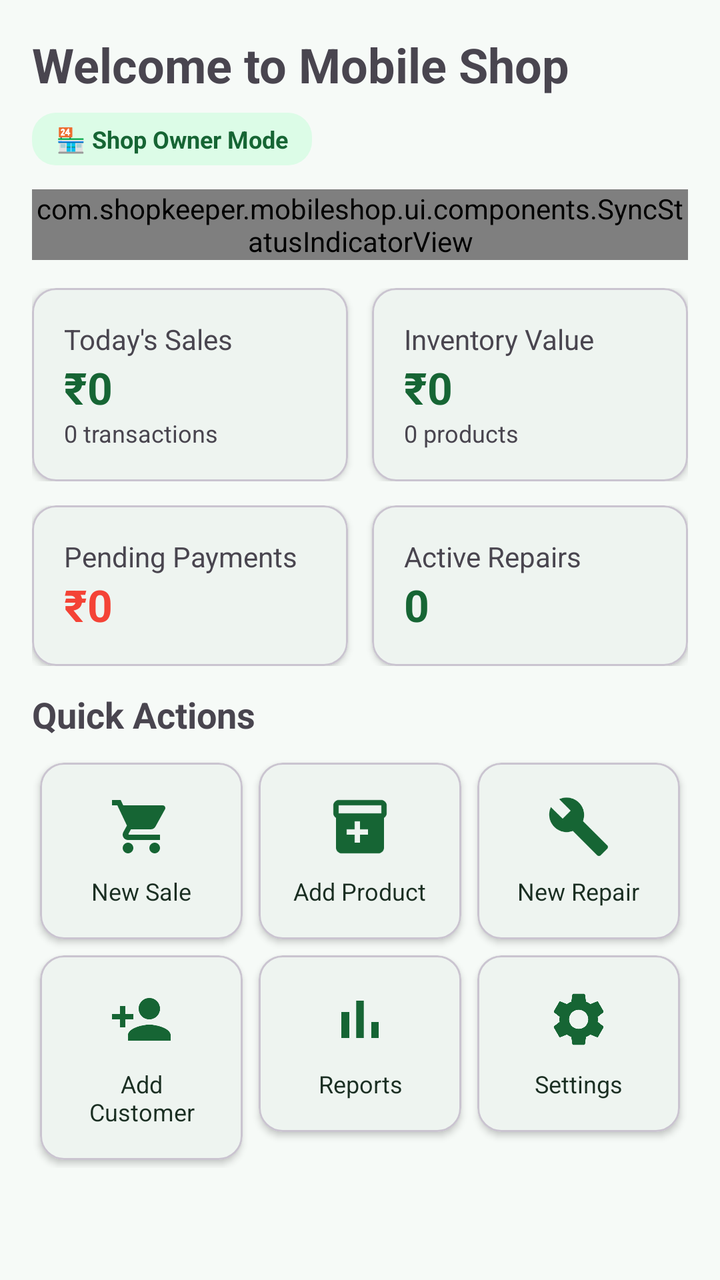
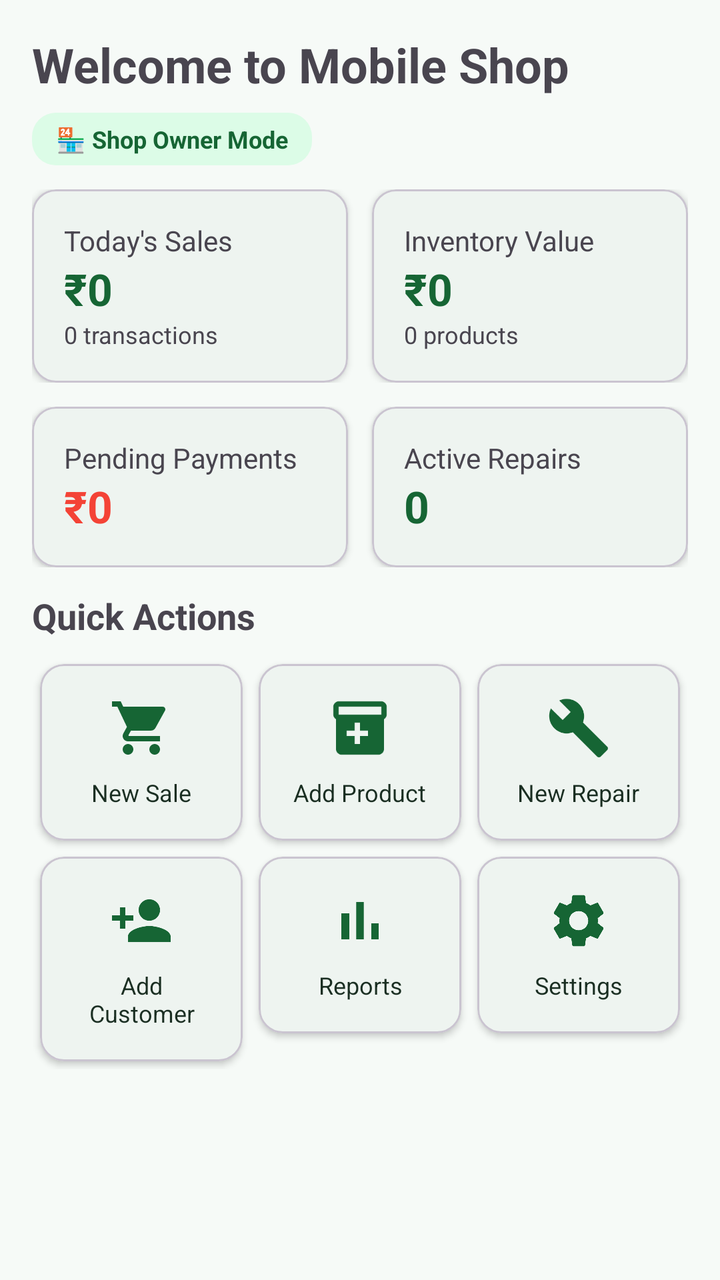

Screens rendered from an Android XML layout before and after an edit, with the pre-edit source and the edit as a unified diff.
<!-- AndroidManifest.xml: application theme Theme.MobileShopkeeper -->
<!-- res/layout/fragment_dashboard.xml -->
<?xml version="1.0" encoding="utf-8"?>
<ScrollView
    xmlns:android="http://schemas.android.com/apk/res/android"
    xmlns:app="http://schemas.android.com/apk/res-auto"
    android:layout_width="match_parent"
    android:layout_height="match_parent"
    android:fillViewport="true">

    <LinearLayout
        android:layout_width="match_parent"
        android:layout_height="wrap_content"
        android:orientation="vertical"
        android:padding="16dp">

        <TextView
            android:id="@+id/tvShopName"
            android:layout_width="wrap_content"
            android:layout_height="wrap_content"
            android:text="Welcome to Mobile Shop"
            android:textSize="24sp"
            android:textStyle="bold"
            android:layout_marginBottom="8dp"/>

        <TextView
            android:id="@+id/tvModeBadge"
            android:layout_width="wrap_content"
            android:layout_height="wrap_content"
            android:textSize="12sp"
            android:textStyle="bold"
            android:background="@drawable/bg_badge_green"
            android:textColor="@color/green_800"
            android:paddingHorizontal="12dp"
            android:paddingVertical="5dp"
            android:layout_marginBottom="12dp"
            android:text="🏪 Shop Owner Mode"/>

        
        <com.shopkeeper.mobileshop.ui.components.SyncStatusIndicatorView
            android:id="@+id/syncStatusIndicator"
            android:layout_width="match_parent"
            android:layout_height="wrap_content"
            android:layout_marginBottom="14dp"/>

        <LinearLayout
            android:layout_width="match_parent"
            android:layout_height="wrap_content"
            android:orientation="horizontal"
            android:layout_marginBottom="12dp">

            <com.google.android.material.card.MaterialCardView
                android:layout_width="0dp"
                android:layout_height="wrap_content"
                android:layout_weight="1"
                android:layout_marginEnd="6dp"
                app:cardCornerRadius="12dp"
                app:cardElevation="2dp">

                <LinearLayout
                    android:layout_width="match_parent"
                    android:layout_height="wrap_content"
                    android:orientation="vertical"
                    android:padding="16dp">

                    <TextView
                        android:layout_width="wrap_content"
                        android:layout_height="wrap_content"
                        android:text="Today's Sales"
                        android:textSize="14sp"
                        android:textColor="?android:textColorSecondary"/>

                    <TextView
                        android:id="@+id/tvTodaySales"
                        android:layout_width="wrap_content"
                        android:layout_height="wrap_content"
                        android:text="₹0"
                        android:textSize="22sp"
                        android:textStyle="bold"
                        android:textColor="@color/primary"/>

                    <TextView
                        android:id="@+id/tvSalesCount"
                        android:layout_width="wrap_content"
                        android:layout_height="wrap_content"
                        android:text="0 transactions"
                        android:textSize="12sp"
                        android:textColor="?android:textColorSecondary"/>
                </LinearLayout>
            </com.google.android.material.card.MaterialCardView>

            <com.google.android.material.card.MaterialCardView
                android:layout_width="0dp"
                android:layout_height="wrap_content"
                android:layout_weight="1"
                android:layout_marginStart="6dp"
                app:cardCornerRadius="12dp"
                app:cardElevation="2dp">

                <LinearLayout
                    android:layout_width="match_parent"
                    android:layout_height="wrap_content"
                    android:orientation="vertical"
                    android:padding="16dp">

                    <TextView
                        android:layout_width="wrap_content"
                        android:layout_height="wrap_content"
                        android:text="Inventory Value"
                        android:textSize="14sp"
                        android:textColor="?android:textColorSecondary"/>

                    <TextView
                        android:id="@+id/tvInventoryValue"
                        android:layout_width="wrap_content"
                        android:layout_height="wrap_content"
                        android:text="₹0"
                        android:textSize="22sp"
                        android:textStyle="bold"
                        android:textColor="@color/primary"/>

                    <TextView
                        android:id="@+id/tvProductCount"
                        android:layout_width="wrap_content"
                        android:layout_height="wrap_content"
                        android:text="0 products"
                        android:textSize="12sp"
                        android:textColor="?android:textColorSecondary"/>
                </LinearLayout>
            </com.google.android.material.card.MaterialCardView>
        </LinearLayout>

        <LinearLayout
            android:layout_width="match_parent"
            android:layout_height="wrap_content"
            android:orientation="horizontal"
            android:layout_marginBottom="12dp">

            <com.google.android.material.card.MaterialCardView
                android:layout_width="0dp"
                android:layout_height="wrap_content"
                android:layout_weight="1"
                android:layout_marginEnd="6dp"
                app:cardCornerRadius="12dp"
                app:cardElevation="2dp">

                <LinearLayout
                    android:layout_width="match_parent"
                    android:layout_height="wrap_content"
                    android:orientation="vertical"
                    android:padding="16dp">

                    <TextView
                        android:layout_width="wrap_content"
                        android:layout_height="wrap_content"
                        android:text="Pending Payments"
                        android:textSize="14sp"
                        android:textColor="?android:textColorSecondary"/>

                    <TextView
                        android:id="@+id/tvPendingPayments"
                        android:layout_width="wrap_content"
                        android:layout_height="wrap_content"
                        android:text="₹0"
                        android:textSize="22sp"
                        android:textStyle="bold"
                        android:textColor="#F44336"/>
                </LinearLayout>
            </com.google.android.material.card.MaterialCardView>

            <com.google.android.material.card.MaterialCardView
                android:layout_width="0dp"
                android:layout_height="wrap_content"
                android:layout_weight="1"
                android:layout_marginStart="6dp"
                app:cardCornerRadius="12dp"
                app:cardElevation="2dp">

                <LinearLayout
                    android:layout_width="match_parent"
                    android:layout_height="wrap_content"
                    android:orientation="vertical"
                    android:padding="16dp">

                    <TextView
                        android:layout_width="wrap_content"
                        android:layout_height="wrap_content"
                        android:text="Active Repairs"
                        android:textSize="14sp"
                        android:textColor="?android:textColorSecondary"/>

                    <TextView
                        android:id="@+id/tvActiveRepairs"
                        android:layout_width="wrap_content"
                        android:layout_height="wrap_content"
                        android:text="0"
                        android:textSize="22sp"
                        android:textStyle="bold"
                        android:textColor="@color/primary"/>
                </LinearLayout>
            </com.google.android.material.card.MaterialCardView>
        </LinearLayout>

        <com.google.android.material.card.MaterialCardView
            android:id="@+id/cardLowStock"
            android:layout_width="match_parent"
            android:layout_height="wrap_content"
            android:layout_marginBottom="12dp"
            app:cardCornerRadius="12dp"
            app:cardElevation="2dp"
            android:visibility="gone">

            <LinearLayout
                android:layout_width="match_parent"
                android:layout_height="wrap_content"
                android:orientation="horizontal"
                android:padding="16dp"
                android:gravity="center_vertical">

                <ImageView
                    android:layout_width="24dp"
                    android:layout_height="24dp"
                    android:src="@drawable/ic_warning"
                    android:layout_marginEnd="12dp"
                    app:tint="#FF9800"/>

                <TextView
                    android:id="@+id/tvLowStockCount"
                    android:layout_width="0dp"
                    android:layout_height="wrap_content"
                    android:layout_weight="1"
                    android:text="5 products are low on stock"
                    android:textSize="14sp"/>

                <TextView
                    android:id="@+id/btnViewLowStock"
                    android:layout_width="wrap_content"
                    android:layout_height="wrap_content"
                    android:text="View"
                    android:textColor="@color/primary"
                    android:textStyle="bold"/>
            </LinearLayout>
        </com.google.android.material.card.MaterialCardView>

        <TextView
            android:layout_width="wrap_content"
            android:layout_height="wrap_content"
            android:text="Quick Actions"
            android:textSize="18sp"
            android:textStyle="bold"
            android:layout_marginBottom="8dp"/>

        <GridLayout
            android:layout_width="match_parent"
            android:layout_height="wrap_content"
            android:columnCount="3"
            android:rowCount="2"
            android:useDefaultMargins="true">

            <com.google.android.material.card.MaterialCardView
                android:id="@+id/cardNewSale" style="@style/QuickActionCard">
                <LinearLayout style="@style/QuickActionContent">
                    <ImageView style="@style/QuickActionIcon" android:src="@drawable/ic_add_sale"/>
                    <TextView style="@style/QuickActionText" android:text="New Sale"/>
                </LinearLayout>
            </com.google.android.material.card.MaterialCardView>

            <com.google.android.material.card.MaterialCardView
                android:id="@+id/cardAddProduct" style="@style/QuickActionCard">
                <LinearLayout style="@style/QuickActionContent">
                    <ImageView style="@style/QuickActionIcon" android:src="@drawable/ic_add_product"/>
                    <TextView style="@style/QuickActionText" android:text="Add Product"/>
                </LinearLayout>
            </com.google.android.material.card.MaterialCardView>

            <com.google.android.material.card.MaterialCardView
                android:id="@+id/cardNewRepair" style="@style/QuickActionCard">
                <LinearLayout style="@style/QuickActionContent">
                    <ImageView style="@style/QuickActionIcon" android:src="@drawable/ic_repair"/>
                    <TextView style="@style/QuickActionText" android:text="New Repair"/>
                </LinearLayout>
            </com.google.android.material.card.MaterialCardView>

            <com.google.android.material.card.MaterialCardView
                android:id="@+id/cardAddCustomer" style="@style/QuickActionCard">
                <LinearLayout style="@style/QuickActionContent">
                    <ImageView style="@style/QuickActionIcon" android:src="@drawable/ic_add_customer"/>
                    <TextView style="@style/QuickActionText" android:text="Add Customer"/>
                </LinearLayout>
            </com.google.android.material.card.MaterialCardView>

            <com.google.android.material.card.MaterialCardView
                android:id="@+id/cardReports" style="@style/QuickActionCard">
                <LinearLayout style="@style/QuickActionContent">
                    <ImageView style="@style/QuickActionIcon" android:src="@drawable/ic_reports"/>
                    <TextView style="@style/QuickActionText" android:text="Reports"/>
                </LinearLayout>
            </com.google.android.material.card.MaterialCardView>

            <com.google.android.material.card.MaterialCardView
                android:id="@+id/cardSettings" style="@style/QuickActionCard">
                <LinearLayout style="@style/QuickActionContent">
                    <ImageView style="@style/QuickActionIcon" android:src="@drawable/ic_settings"/>
                    <TextView style="@style/QuickActionText" android:text="Settings"/>
                </LinearLayout>
            </com.google.android.material.card.MaterialCardView>
        </GridLayout>
    </LinearLayout>
</ScrollView>
<!-- resources referenced by this layout -->
<resources>
  <color name="green_800">#166534</color>
  <color name="primary">#166534</color>
  <!-- drawable bg_badge_green (drawable) -->
  <?xml version="1.0" encoding="utf-8"?>
  <shape xmlns:android="http://schemas.android.com/apk/res/android" android:shape="rectangle">
      <solid android:color="#DCFCE7"/><corners android:radius="12dp"/>
  </shape>
  <!-- drawable ic_add_customer (drawable) -->
  <vector xmlns:android="http://schemas.android.com/apk/res/android" android:width="24dp" android:height="24dp" android:viewportWidth="24" android:viewportHeight="24"><path android:fillColor="#166534" android:pathData="M15,12c2.21,0 4,-1.79 4,-4s-1.79,-4 -4,-4 -4,1.79 -4,4 1.79,4 4,4zM6,10V7H4v3H1v2h3v3h2v-3h3v-2H6zM15,14c-2.67,0 -8,1.34 -8,4v2h16v-2c0,-2.66 -5.33,-4 -8,-4z"/></vector>
  <!-- drawable ic_reports (drawable) -->
  <vector xmlns:android="http://schemas.android.com/apk/res/android" android:width="24dp" android:height="24dp" android:viewportWidth="24" android:viewportHeight="24"><path android:fillColor="#FFFFFF" android:pathData="M5,9.2h3L8,19L5,19L5,9.2zM10.6,5h2.8v14h-2.8L10.6,5zM16.2,13L19,13v6h-2.8v-6z"/></vector>
  <!-- drawable ic_warning (drawable) -->
  <vector xmlns:android="http://schemas.android.com/apk/res/android" android:width="24dp" android:height="24dp" android:viewportWidth="24" android:viewportHeight="24"><path android:fillColor="#FF9800" android:pathData="M1,21h22L12,2 1,21zM13,18h-2v-2h2v2zM13,14h-2v-4h2v4z"/></vector>
  <style name="QuickActionContent">
          <item name="android:layout_width">match_parent</item>
          <item name="android:layout_height">wrap_content</item>
          <item name="android:orientation">vertical</item>
          <item name="android:gravity">center</item>
          <item name="android:padding">16dp</item>
      </style>
  <style name="QuickActionIcon">
          <item name="android:layout_width">32dp</item>
          <item name="android:layout_height">32dp</item>
          <item name="android:layout_marginBottom">8dp</item>
          <item name="tint">@color/primary</item>
      </style>
  <style name="QuickActionText">
          <item name="android:layout_width">wrap_content</item>
          <item name="android:layout_height">wrap_content</item>
          <item name="android:textSize">12sp</item>
          <item name="android:textColor">@color/text_primary</item>
          <item name="android:gravity">center</item>
      </style>
  <color name="text_primary">#1A2E22</color>
  <color name="white">#FFFFFF</color>
  <color name="green_100">#DCFCE7</color>
  <color name="green_900">#14532D</color>
  <color name="green_600">#16A34A</color>
  <color name="surface">#FFFFFF</color>
  <color name="background_light">#F6FAF7</color>
  <color name="error">#DC2626</color>
  <style name="Shape.MobileShop.Medium" parent="ShapeAppearance.Material3.MediumComponent">
          <item name="cornerSize">14dp</item>
      </style>
  <style name="Widget.MobileShop.Button" parent="Widget.Material3.Button">
          <item name="cornerRadius">14dp</item>
          <item name="android:textAllCaps">false</item>
          <item name="android:paddingTop">14dp</item>
          <item name="android:paddingBottom">14dp</item>
          <item name="android:textStyle">bold</item>
      </style>
  <style name="Widget.MobileShop.TextInput" parent="Widget.Material3.TextInputLayout.OutlinedBox">
          <item name="boxCornerRadiusTopStart">14dp</item>
          <item name="boxCornerRadiusTopEnd">14dp</item>
          <item name="boxCornerRadiusBottomStart">14dp</item>
          <item name="boxCornerRadiusBottomEnd">14dp</item>
          <item name="boxStrokeColor">@color/selector_input_stroke</item>
      </style>
  <!-- unchanged entries left out for length: 6 -->
</resources>

<!-- the commit's change to res/layout/fragment_dashboard.xml (unified diff, before → after) -->
@@ -34,12 +34,7 @@
             android:layout_marginBottom="12dp"
             android:text="🏪 Shop Owner Mode"/>
 
-        
-        <com.shopkeeper.mobileshop.ui.components.SyncStatusIndicatorView
-            android:id="@+id/syncStatusIndicator"
-            android:layout_width="match_parent"
-            android:layout_height="wrap_content"
-            android:layout_marginBottom="14dp"/>
+
 
         <LinearLayout
             android:layout_width="match_parent"
